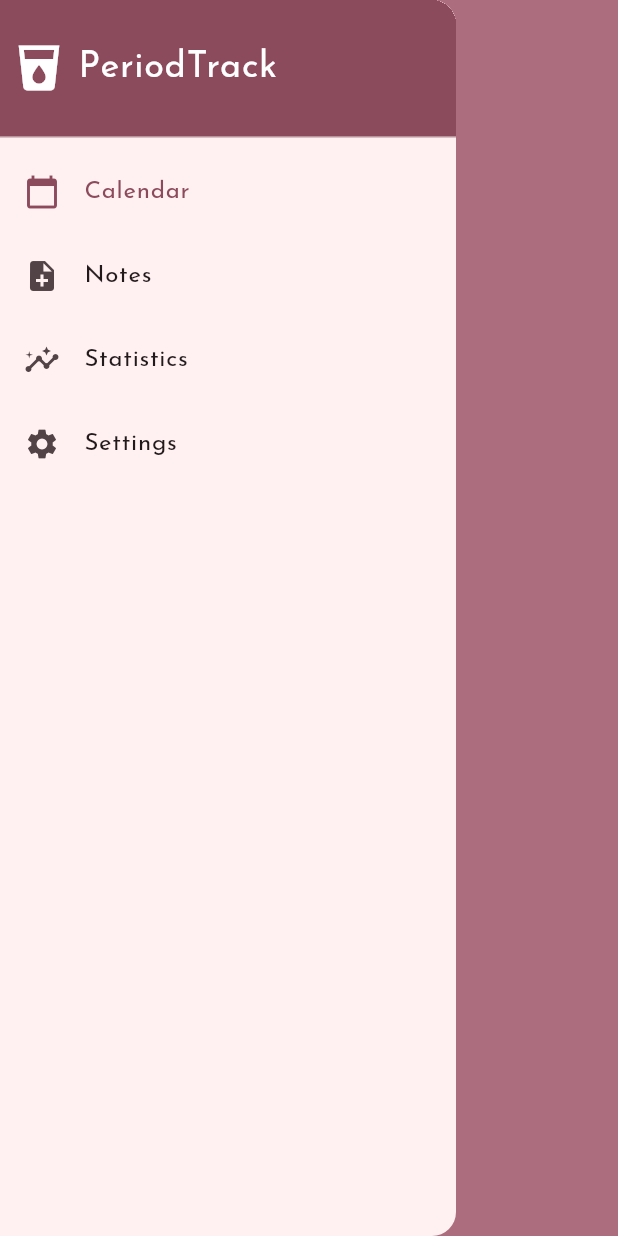
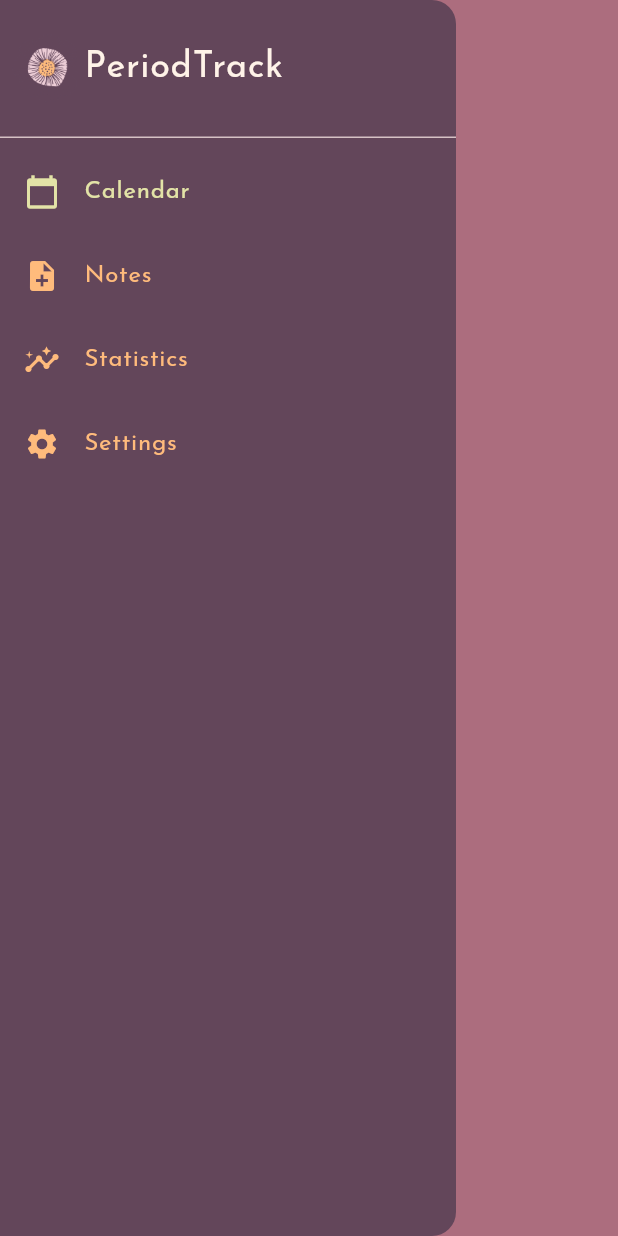
Before and after one commit to swsvindland/period_track, a Flutter app: the NavigationDrawer widget shown alone on an empty page, opened directly with empty values, on a phone screen of 412 x 824 dp. Run offline on Flutter 3.47's test engine with Material 2 defaults, Android fonts, the phone set to English and light mode, and no system bars; our stand-ins replace charts_flutter, cloud_firestore, datetime_picker_formfield, firebase_auth, firebase_core, firebase_messaging and 5 more; missing offline and left inert: os_detect; accounts and stored records are empty; generated files the repository leaves out were written again; network calls fail.

Commit message:
update colors for navigation drawer

```diff
--- a/lib/widgets/navigation_drawer.dart
+++ b/lib/widgets/navigation_drawer.dart
@@ -1,5 +1,6 @@
 import 'package:flutter/material.dart';
 import 'package:flutter_gen/gen_l10n/app_localizations.dart';
+import 'package:period_track/utils/constants.dart';
 
 class NavigationDrawer extends StatelessWidget {
   const NavigationDrawer({Key? key, required this.selectedIndex, required this.onItemTapped}) : super(key: key);
@@ -19,16 +20,12 @@
           SizedBox(
             height: 100,
             child: DrawerHeader(
-              decoration: BoxDecoration(
-                color: Theme.of(context).primaryColor,
-              ),
               padding: const EdgeInsets.all(8),
               child: Row(
                 children: [
-                  const Icon(Icons.local_drink, color: Colors.white, size: 36),
-                  const SizedBox(width: 8),
+                  Image.asset('images/logo.png', width: 48, height: 48),
                   Text(AppLocalizations.of(context)!.periodTrack,
-                      style: const TextStyle(fontSize: 24, color: Colors.white)),
+                      style: const TextStyle(fontSize: 24, color: textColor)),
                 ],
               ),
             ),
```
Also changed, not shown: lib/main.dart (+8 -0 lines), lib/widgets/cycle_length.dart (+12 -5 lines), lib/widgets/reports.dart (+11 -2 lines).
